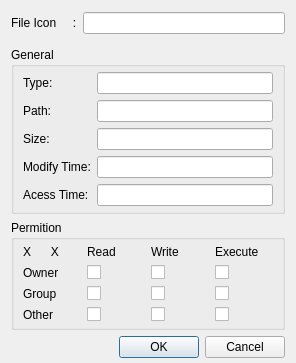
Old version of the form src/fileproperties.ui in the repository kitech/nullfxp.
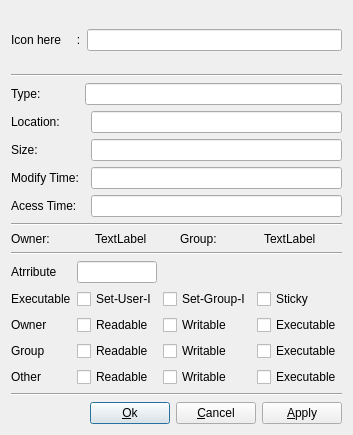
New version of the form.

Commit message: fix: 文件属性对话框信息

Diff of the .ui file:
```diff
--- a/src/fileproperties.ui
+++ b/src/fileproperties.ui
@@ -5,26 +5,20 @@
    <rect>
     <x>0</x>
     <y>0</y>
-    <width>296</width>
-    <height>363</height>
+    <width>351</width>
+    <height>435</height>
    </rect>
   </property>
   <property name="windowTitle" >
    <string>File Properties</string>
   </property>
-  <layout class="QVBoxLayout" >
-   <property name="topMargin" >
-    <number>5</number>
-   </property>
-   <property name="bottomMargin" >
-    <number>5</number>
-   </property>
+  <layout class="QVBoxLayout" name="verticalLayout" >
    <item>
     <layout class="QHBoxLayout" >
      <item>
       <widget class="QLabel" name="label_13" >
        <property name="text" >
-        <string>File Icon</string>
+        <string>Icon here</string>
        </property>
       </widget>
      </item>
@@ -78,17 +72,14 @@
     </layout>
    </item>
    <item>
-    <widget class="QGroupBox" name="groupBox_2" >
-     <property name="title" >
-      <string>General</string>
+    <widget class="Line" name="line_2" >
+     <property name="orientation" >
+      <enum>Qt::Horizontal</enum>
      </property>
-     <layout class="QGridLayout" >
-      <property name="topMargin" >
-       <number>5</number>
-      </property>
-      <property name="bottomMargin" >
-       <number>5</number>
-      </property>
+    </widget>
+   </item>
+   <item>
+    <layout class="QGridLayout" name="gridLayout_2" >
       <item row="0" column="0" >
        <widget class="QLabel" name="label" >
         <property name="text" >
@@ -96,27 +87,27 @@
         </property>
        </widget>
       </item>
-      <item row="0" column="1" >
+     <item row="0" column="1" colspan="2" >
        <widget class="QLineEdit" name="lineEdit_2" />
       </item>
       <item row="1" column="0" >
        <widget class="QLabel" name="label_2" >
         <property name="text" >
-         <string>Path:</string>
+        <string>Location:</string>
         </property>
        </widget>
       </item>
-      <item row="1" column="1" >
+     <item row="1" column="2" >
        <widget class="QLineEdit" name="lineEdit_3" />
       </item>
-      <item row="2" column="0" >
+     <item row="2" column="0" colspan="2" >
        <widget class="QLabel" name="label_3" >
         <property name="text" >
          <string>Size:</string>
         </property>
        </widget>
       </item>
-      <item row="2" column="1" >
+     <item row="2" column="2" >
        <widget class="QLineEdit" name="lineEdit_4" />
       </item>
       <item row="3" column="0" >
@@ -126,12 +117,9 @@
         </property>
        </widget>
       </item>
-      <item row="3" column="1" >
+     <item row="3" column="2" >
        <widget class="QLineEdit" name="lineEdit_5" />
       </item>
-      <item row="4" column="1" >
-       <widget class="QLineEdit" name="lineEdit_6" />
-      </item>
       <item row="4" column="0" >
        <widget class="QLabel" name="label_5" >
         <property name="text" >
@@ -139,145 +127,227 @@
         </property>
        </widget>
       </item>
-     </layout>
-    </widget>
+     <item row="4" column="2" >
+      <widget class="QLineEdit" name="lineEdit_6" />
+     </item>
+    </layout>
    </item>
    <item>
-    <widget class="QGroupBox" name="groupBox" >
-     <property name="title" >
-      <string>Permition</string>
+    <widget class="Line" name="line_3" >
+     <property name="orientation" >
+      <enum>Qt::Horizontal</enum>
      </property>
-     <layout class="QGridLayout" >
-      <property name="topMargin" >
-       <number>5</number>
-      </property>
-      <property name="bottomMargin" >
-       <number>5</number>
-      </property>
-      <item row="0" column="0" >
-       <widget class="QLabel" name="label_9" >
-        <property name="text" >
-         <string>X      X</string>
-        </property>
-       </widget>
-      </item>
-      <item row="0" column="1" >
-       <widget class="QLabel" name="label_6" >
-        <property name="text" >
-         <string>Read</string>
-        </property>
-       </widget>
-      </item>
-      <item row="0" column="2" >
+    </widget>
+   </item>
+   <item>
+    <layout class="QHBoxLayout" name="horizontalLayout" >
+     <item>
        <widget class="QLabel" name="label_7" >
         <property name="text" >
-         <string>Write</string>
+        <string>Owner:</string>
         </property>
        </widget>
       </item>
-      <item row="0" column="3" >
+     <item>
+      <widget class="QLabel" name="label_15" >
+       <property name="text" >
+        <string>TextLabel</string>
+       </property>
+      </widget>
+     </item>
+     <item>
        <widget class="QLabel" name="label_8" >
         <property name="text" >
-         <string>Execute</string>
+        <string>Group:</string>
         </property>
        </widget>
       </item>
+     <item>
+      <widget class="QLabel" name="label_16" >
+       <property name="text" >
+        <string>TextLabel</string>
+       </property>
+      </widget>
+     </item>
+    </layout>
+   </item>
+   <item>
+    <widget class="Line" name="line" >
+     <property name="orientation" >
+      <enum>Qt::Horizontal</enum>
+     </property>
+    </widget>
+   </item>
+   <item>
+    <layout class="QGridLayout" name="gridLayout" >
       <item row="1" column="0" >
+      <widget class="QLabel" name="label_6" >
+       <property name="text" >
+        <string>Executable</string>
+       </property>
+      </widget>
+     </item>
+     <item row="1" column="1" >
+      <widget class="QCheckBox" name="checkBox_10" >
+       <property name="text" >
+        <string>Set-User-I</string>
+       </property>
+      </widget>
+     </item>
+     <item row="1" column="2" >
+      <widget class="QCheckBox" name="checkBox_11" >
+       <property name="text" >
+        <string>Set-Group-I</string>
+       </property>
+      </widget>
+     </item>
+     <item row="1" column="3" >
+      <widget class="QCheckBox" name="checkBox_12" >
+       <property name="text" >
+        <string>Sticky</string>
+       </property>
+      </widget>
+     </item>
+     <item row="2" column="0" >
        <widget class="QLabel" name="label_10" >
         <property name="text" >
          <string>Owner</string>
         </property>
        </widget>
       </item>
-      <item row="1" column="1" >
+     <item row="2" column="1" >
        <widget class="QCheckBox" name="checkBox" >
         <property name="text" >
-         <string/>
+        <string>Readable</string>
         </property>
        </widget>
       </item>
-      <item row="1" column="2" >
+     <item row="2" column="2" >
        <widget class="QCheckBox" name="checkBox_2" >
         <property name="text" >
-         <string/>
+        <string>Writable</string>
         </property>
        </widget>
       </item>
-      <item row="1" column="3" >
+     <item row="2" column="3" >
        <widget class="QCheckBox" name="checkBox_3" >
         <property name="text" >
-         <string/>
+        <string>Executable</string>
         </property>
        </widget>
       </item>
-      <item row="2" column="0" >
+     <item row="3" column="0" >
        <widget class="QLabel" name="label_11" >
         <property name="text" >
          <string>Group</string>
         </property>
        </widget>
       </item>
-      <item row="2" column="1" >
+     <item row="3" column="1" >
        <widget class="QCheckBox" name="checkBox_4" >
         <property name="text" >
-         <string/>
+        <string>Readable</string>
         </property>
        </widget>
       </item>
-      <item row="2" column="2" >
+     <item row="3" column="2" >
        <widget class="QCheckBox" name="checkBox_5" >
         <property name="text" >
-         <string/>
+        <string>Writable</string>
         </property>
        </widget>
       </item>
-      <item row="2" column="3" >
+     <item row="3" column="3" >
        <widget class="QCheckBox" name="checkBox_6" >
         <property name="text" >
-         <string/>
+        <string>Executable</string>
         </property>
        </widget>
       </item>
-      <item row="3" column="0" >
+     <item row="4" column="0" >
        <widget class="QLabel" name="label_12" >
         <property name="text" >
          <string>Other</string>
         </property>
        </widget>
       </item>
-      <item row="3" column="1" >
+     <item row="4" column="1" >
        <widget class="QCheckBox" name="checkBox_7" >
         <property name="text" >
-         <string/>
+        <string>Readable</string>
         </property>
        </widget>
       </item>
-      <item row="3" column="2" >
+     <item row="4" column="2" >
        <widget class="QCheckBox" name="checkBox_8" >
         <property name="text" >
-         <string/>
+        <string>Writable</string>
         </property>
        </widget>
       </item>
-      <item row="3" column="3" >
+     <item row="4" column="3" >
        <widget class="QCheckBox" name="checkBox_9" >
         <property name="text" >
-         <string/>
+        <string>Executable</string>
         </property>
        </widget>
       </item>
-     </layout>
+     <item row="0" column="0" >
+      <widget class="QLabel" name="label_9" >
+       <property name="text" >
+        <string>Atrribute</string>
+       </property>
+      </widget>
+     </item>
+     <item row="0" column="1" >
+      <widget class="QLineEdit" name="lineEdit_7" />
+     </item>
+    </layout>
+   </item>
+   <item>
+    <widget class="Line" name="line_4" >
+     <property name="orientation" >
+      <enum>Qt::Horizontal</enum>
+     </property>
     </widget>
    </item>
    <item>
-    <widget class="QDialogButtonBox" name="buttonBox" >
+    <layout class="QHBoxLayout" name="horizontalLayout_2" >
+     <item>
+      <spacer name="horizontalSpacer" >
      <property name="orientation" >
       <enum>Qt::Horizontal</enum>
      </property>
-     <property name="standardButtons" >
-      <set>QDialogButtonBox::Cancel|QDialogButtonBox::NoButton|QDialogButtonBox::Ok</set>
-     </property>
-    </widget>
+       <property name="sizeHint" stdset="0" >
+        <size>
+         <width>40</width>
+         <height>20</height>
+        </size>
+       </property>
+      </spacer>
+     </item>
+     <item>
+      <widget class="QPushButton" name="pushButton" >
+       <property name="text" >
+        <string>&amp;Ok</string>
+       </property>
+      </widget>
+     </item>
+     <item>
+      <widget class="QPushButton" name="pushButton_2" >
+       <property name="text" >
+        <string>&amp;Cancel</string>
+       </property>
+      </widget>
+     </item>
+     <item>
+      <widget class="QPushButton" name="pushButton_3" >
+       <property name="text" >
+        <string>&amp;Apply</string>
+       </property>
+      </widget>
+     </item>
+    </layout>
    </item>
   </layout>
  </widget>
```
Left out of the diff: 64 changed lines with no effect on the pictures. Lines whose indentation alone changed are shown as unchanged. The commit also changes 5 other files.
